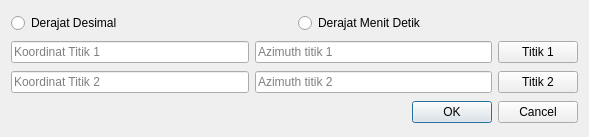
First picture: the form in ui/triangulation.ui, repository nyanyaon/GeoKKP-GIS, before the edit.
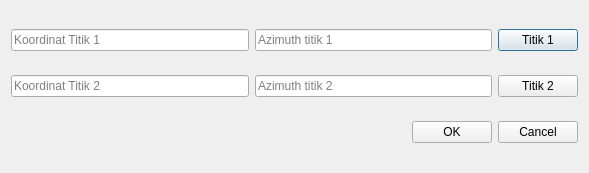
Second picture: the form after the edit.

Commit message: DMS detection

Patch:
```diff
--- a/ui/triangulation.ui
+++ b/ui/triangulation.ui
@@ -7,28 +7,14 @@
     <x>0</x>
     <y>0</y>
     <width>589</width>
-    <height>137</height>
+    <height>173</height>
    </rect>
   </property>
   <property name="windowTitle">
    <string>Dialog</string>
   </property>
-  <layout class="QGridLayout" name="gridLayout">
-   <item row="0" column="0">
-    <widget class="QRadioButton" name="radioButton">
-     <property name="text">
-      <string>Derajat Desimal</string>
-     </property>
-    </widget>
-   </item>
-   <item row="0" column="1">
-    <widget class="QRadioButton" name="radioButton_2">
-     <property name="text">
-      <string>Derajat Menit Detik</string>
-     </property>
-    </widget>
-   </item>
-   <item row="1" column="0" colspan="2">
+  <layout class="QVBoxLayout" name="verticalLayout">
+   <item>
     <layout class="QHBoxLayout" name="horizontalLayout_4">
      <item>
       <widget class="QLineEdit" name="coord_point_1t">
@@ -59,7 +45,7 @@
      </item>
     </layout>
    </item>
-   <item row="2" column="0" colspan="2">
+   <item>
     <layout class="QHBoxLayout" name="horizontalLayout_5">
      <item>
       <widget class="QLineEdit" name="coord_point_2t">
@@ -90,15 +76,36 @@
      </item>
     </layout>
    </item>
-   <item row="3" column="0" colspan="2">
-    <widget class="QDialogButtonBox" name="buttonBox">
-     <property name="orientation">
-      <enum>Qt::Horizontal</enum>
-     </property>
-     <property name="standardButtons">
-      <set>QDialogButtonBox::Cancel|QDialogButtonBox::Ok</set>
-     </property>
-    </widget>
+   <item>
+    <layout class="QHBoxLayout" name="horizontalLayout">
+     <item>
+      <spacer name="horizontalSpacer">
+       <property name="orientation">
+        <enum>Qt::Horizontal</enum>
+       </property>
+       <property name="sizeHint" stdset="0">
+        <size>
+         <width>40</width>
+         <height>20</height>
+        </size>
+       </property>
+      </spacer>
+     </item>
+     <item>
+      <widget class="QPushButton" name="btn_ok">
+       <property name="text">
+        <string>OK</string>
+       </property>
+      </widget>
+     </item>
+     <item>
+      <widget class="QPushButton" name="btn_cancel">
+       <property name="text">
+        <string>Cancel</string>
+       </property>
+      </widget>
+     </item>
+    </layout>
    </item>
   </layout>
  </widget>
```
Left out of the diff: 35 changed lines with no effect on the pictures. The commit also changes 1 other file.
